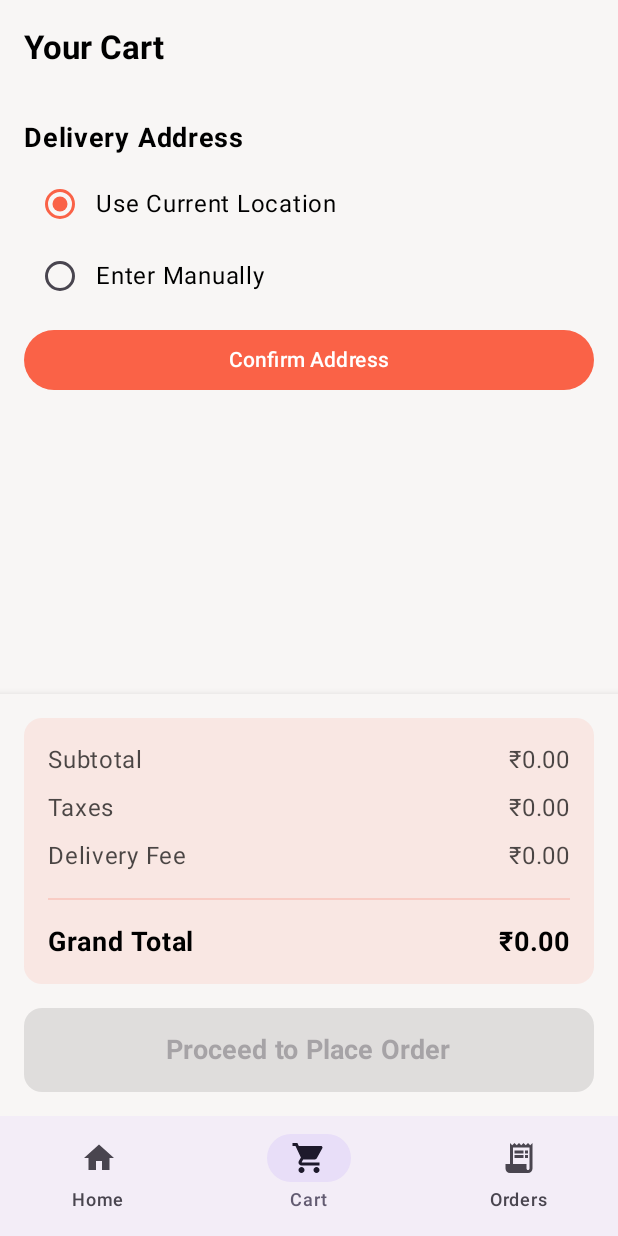
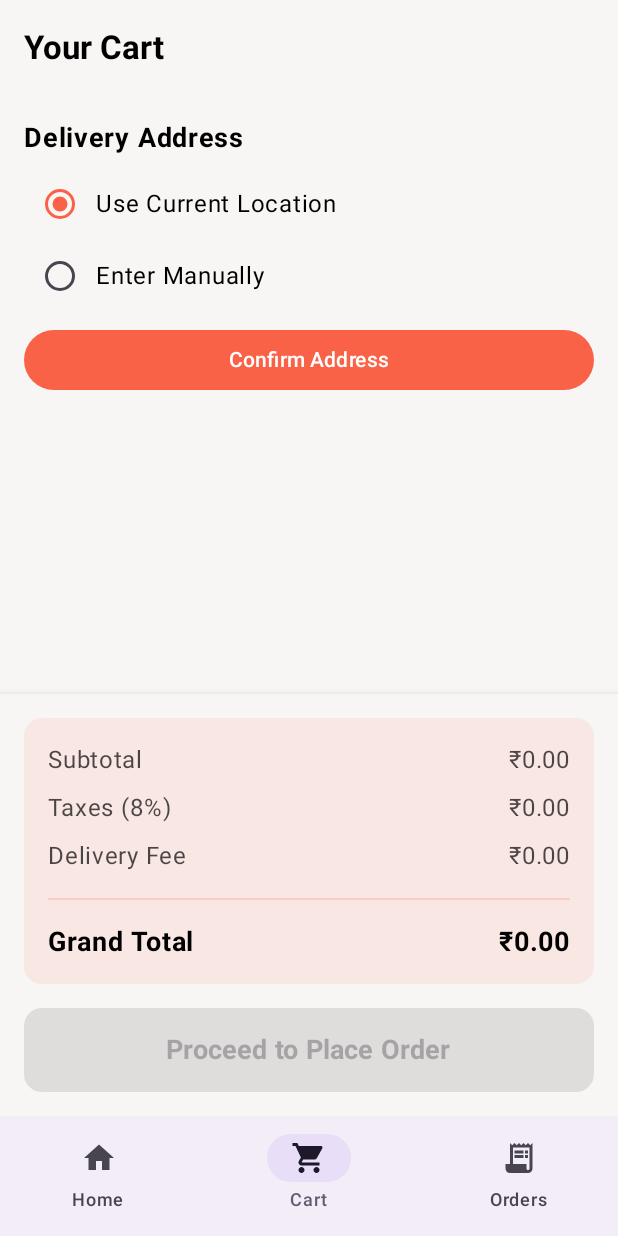
Before and after one commit to ramtechno90/Menu-app-UI, an Android app built with Jetpack Compose: the MainScreen screen opened through its navigation route, item 2 of the bottom bar chosen, on a phone screen of 412 x 824 dp. Run offline under Robolectric (Android 15) with nearby library versions, the phone set to English and light mode, and no system bars; our stand-ins replace Dagger/Hilt's generated code, Firebase (no records; nobody signed in at launch, a user with empty details on screens opened directly); pictures from the network do not load.

Commit message:
feat: Display tax percentage in summaries
- Updates the cart and order summary screens to display the tax rate.
- The `CartViewModel` now exposes the tax rate in the `CartUiState`.
- The `ShoppingCartScreen` uses this rate to display a label like "Taxes (8%)".
- The `OrderSummaryScreen` calculates the tax rate from the order's subtotal and tax amount to display a similar label.

```diff
--- a/app/src/main/java/com/example/menuapp/features/cart/CartViewModel.kt
+++ b/app/src/main/java/com/example/menuapp/features/cart/CartViewModel.kt
@@ -21,6 +21,7 @@ data class CartUiState(
     val cartItems: List<CartItem> = emptyList(),
     val subtotal: Double = 0.0,
     val tax: Double = 0.0,
+    val taxRate: Double = 0.0,
     val deliveryFee: Double = 0.0,
     val grandTotal: Double = 0.0,
     val isFetchingAddress: Boolean = false,
@@ -60,8 +61,8 @@ class CartViewModel @Inject constructor(
                 firebaseSettingsService.getDeliveryFeeSettings()
             ) { items, taxSettings, showImages, deliveryFeeSettings ->
                 val subtotal = items.sumOf { it.price * it.quantity }
-                val taxRate = if (taxSettings.universalTax) taxSettings.taxRate / 100.0 else 0.08
-                val tax = subtotal * taxRate
+                val currentTaxRate = if (taxSettings.universalTax) taxSettings.taxRate else 8.0
+                val tax = subtotal * (currentTaxRate / 100.0)
                 val deliveryFee = if (items.isNotEmpty()) deliveryFeeSettings.fee else 0.0
                 val grandTotal = subtotal + tax + deliveryFee
 
@@ -70,6 +71,7 @@ class CartViewModel @Inject constructor(
                         cartItems = items,
                         subtotal = subtotal,
                         tax = tax,
+                        taxRate = currentTaxRate,
                         deliveryFee = deliveryFee,
                         grandTotal = grandTotal,
                         showImages = showImages
--- a/app/src/main/java/com/example/menuapp/features/cart/ShoppingCartScreen.kt
+++ b/app/src/main/java/com/example/menuapp/features/cart/ShoppingCartScreen.kt
@@ -29,6 +29,7 @@ import coil.compose.AsyncImage
 import coil.request.ImageRequest
 import com.example.menuapp.data.firebase.model.CartItem
 import com.example.menuapp.ui.theme.MenuAppTheme
+import java.text.DecimalFormat
 
 @Composable
 fun ShoppingCartScreen(
@@ -236,8 +237,11 @@ private fun CheckoutFooter(uiState: CartUiState, onPlaceOrderClicked: () -> Unit
                 .padding(16.dp),
             verticalArrangement = Arrangement.spacedBy(8.dp)
         ) {
+            val taxRateFormat = DecimalFormat("#.##'%'")
+            val taxLabel = if (uiState.taxRate > 0) "Taxes (${taxRateFormat.format(uiState.taxRate)})" else "Taxes"
+
             SummaryRow("Subtotal", String.format("₹%.2f", uiState.subtotal))
-            SummaryRow("Taxes", String.format("₹%.2f", uiState.tax))
+            SummaryRow(taxLabel, String.format("₹%.2f", uiState.tax))
             SummaryRow("Delivery Fee", String.format("₹%.2f", uiState.deliveryFee))
             Divider(modifier = Modifier.padding(vertical = 8.dp), color = MaterialTheme.colorScheme.primary.copy(alpha = 0.2f))
             SummaryRow("Grand Total", String.format("₹%.2f", uiState.grandTotal), isBold = true)
```
Also changed, not shown: app/src/main/java/com/example/menuapp/features/ordersummary/OrderSummaryScreen.kt (+6 -1 lines).
